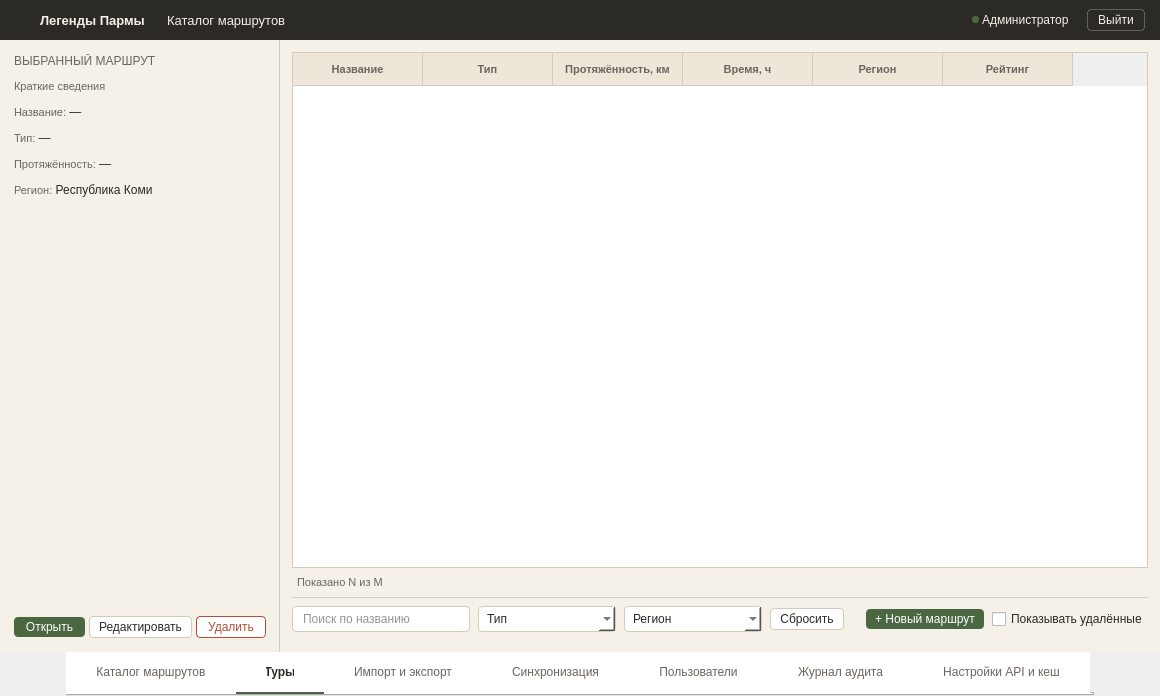
nikolas-po/legends_parma, file ui/route_directory_window.ui: the form before one commit.
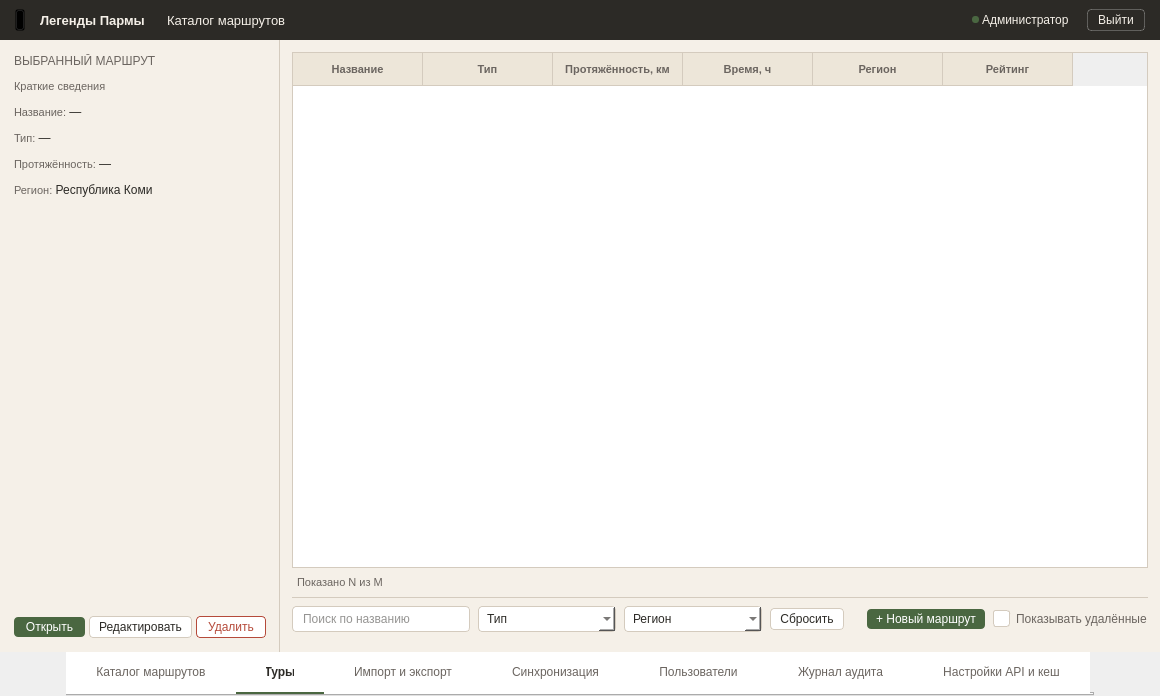
The form after the commit. Icons and pictures are not drawn.

Commit message: изменил стили карточки маршрутов

The edit to the form file:
```diff
--- a/ui/route_directory_window.ui
+++ b/ui/route_directory_window.ui
@@ -47,7 +47,22 @@
       <property name="styleSheet">
        <string notr="true">#headerFrame { background-color: #2C2A26; border: none; }
 #headerFrame QLabel { color: #F5F0E8; }
-#headerFrame QPushButton { color: #F5F0E8; background: transparent; border: none; }</string>
+#logout_btn {
+    background-color: transparent;
+    color: #F5F0E8;
+    border: 1px solid rgba(255, 255, 255, 0.25);
+    padding: 3px 10px;
+    font-size: 12px;
+    border-radius: 4px;
+}
+#logout_btn:hover {
+    background-color: rgba(255, 255, 255, 0.08);
+    border: 1px solid rgba(255, 255, 255, 0.4);
+}
+#logout_btn:pressed {
+    background-color: rgba(255, 255, 255, 0.12);
+    border: 1px solid rgba(255, 255, 255, 0.5);
+}</string>
       </property>
       <layout class="QHBoxLayout" name="horizontalLayout">
        <property name="spacing">
@@ -373,7 +388,8 @@
     background-color: #F5F0E8;
     border-top: 1px solid #D4CBBE;
 }
-#filterPanel QLineEdit, #filterPanel QComboBox {
+
+#filterPanel QLineEdit {
     padding: 4px 8px;
     font-size: 12px;
     border-radius: 4px;
@@ -382,30 +398,87 @@
     color: #2C2A26;
 }
 #filterPanel QLineEdit#searchInput { min-width: 160px; max-width: 240px; }
-#filterPanel QComboBox { min-width: 120px; }
+
+#filterPanel QComboBox {
+    padding: 4px 8px;
+    font-size: 12px;
+    border-radius: 4px;
+    border: 1px solid #D4CBBE;
+    background-color: #FFFFFF;
+    color: #2C2A26;
+    min-width: 120px;
+}
+#filterPanel QComboBox:hover { border: 1px solid #B8AE9E; }
+#filterPanel QComboBox:on { border: 1px solid #4A6741; }
+#filterPanel QComboBox:disabled { background-color: #F5F0E8; color: #A39E94; border: 1px solid #E5DFD4; }
+#filterPanel QComboBox QAbstractItemView {
+    background-color: #FFFFFF;
+    border: 1px solid #D4CBBE;
+    selection-background-color: #E8EDE4;
+    selection-color: #2C2A26;
+}
+#filterPanel QComboBox QAbstractItemView::item:hover {
+    background-color: #EDE6D9;
+}
+
 #btn_add_route {
-    padding: 3px 9px;
-    font-size: 12px;
-    border-radius: 4px;
     background-color: #4A6741;
     color: #FFFFFF;
     border: none;
+    padding: 3px 9px;
+    font-size: 12px;
+    border-radius: 4px;
 }
 #btn_add_route:hover { background-color: #3D5636; }
 #btn_add_route:pressed { background-color: #334A2E; }
+#btn_add_route:disabled { background-color: #A8B5A0; }
+
 #btn_reset {
+    background-color: #FFFFFF;
+    color: #2C2A26;
+    border: 1px solid #D4CBBE;
     padding: 3px 9px;
     font-size: 12px;
     border-radius: 4px;
-    background-color: #FFFFFF;
-    color: #2C2A26;
+}
+#btn_reset:hover { background-color: #F5F0E8; border: 1px solid #4A6741; }
+#btn_reset:pressed { background-color: #EDE6D9; border: 1px solid #3D5636; }
+#btn_reset:disabled { background-color: #FFFFFF; color: #A39E94; border: 1px solid #E5DFD4; }
+
+#chk_deleted {
+    spacing: 6px;
+    font-size: 12px;
+    color: #6B6560;
+}
+#chk_deleted::indicator {
+    width: 15px;
+    height: 15px;
+    border-radius: 3px;
     border: 1px solid #D4CBBE;
+    background-color: #FFFFFF;
 }
-#btn_reset:hover { border: 1px solid #4A6741; }
-#chk_deleted { font-size: 12px; color: #2C2A26; }
+#chk_deleted::indicator:hover {
+    border: 1px solid #B8AE9E;
+}
+#chk_deleted::indicator:checked {
+    background-color: #4A6741;
+    border: 1px solid #4A6741;
+}
+#chk_deleted::indicator:pressed {
+    background-color: #334A2E;
+    border: 1px solid #334A2E;
+}
+#chk_deleted::indicator:disabled {
+    background-color: #E5DFD4;
+    border: 1px solid #E5DFD4;
+}
+#chk_deleted:disabled {
+    color: #A39E94;
+}
 
 #tableWidget {
     background-color: #FFFFFF;
+    alternate-background-color: #FAF8F3;
     border: 1px solid #D4CBBE;
     outline: none;
 }
@@ -423,7 +496,7 @@
     font-size: 12px;
     color: #2C2A26;
     padding: 7px 10px;
-    border-bottom: 1px solid #E0DCD3;
+    border-bottom: 1px solid #D4CBBE;
 }
 QTableWidget::item:hover { background-color: #EDE6D9; }
 QTableWidget::item:selected { background-color: #E8EDE4; color: #2C2A26; }
```
Left out of the diff: 77 changed lines with no effect on the pictures.
